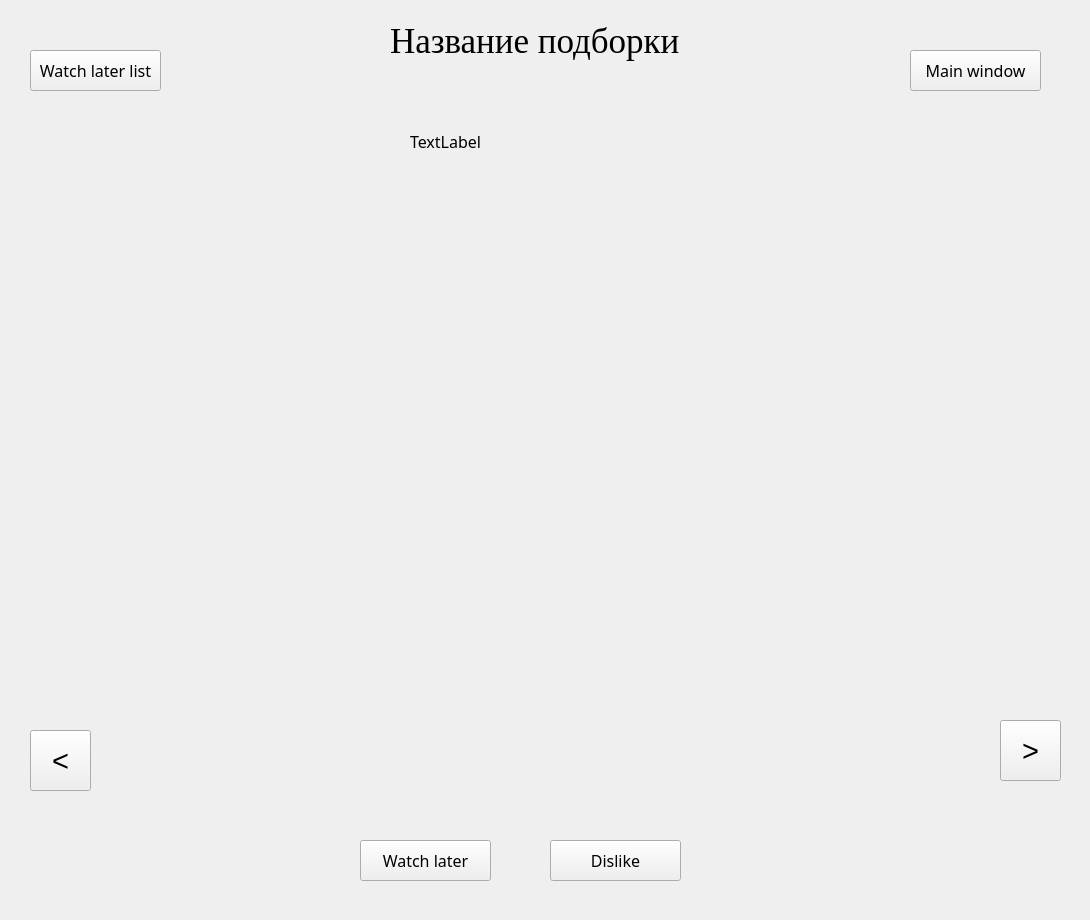
Before: the Qt Designer form ui/Podborka.ui in NLarinov/QTteka, drawn with Qt 5.
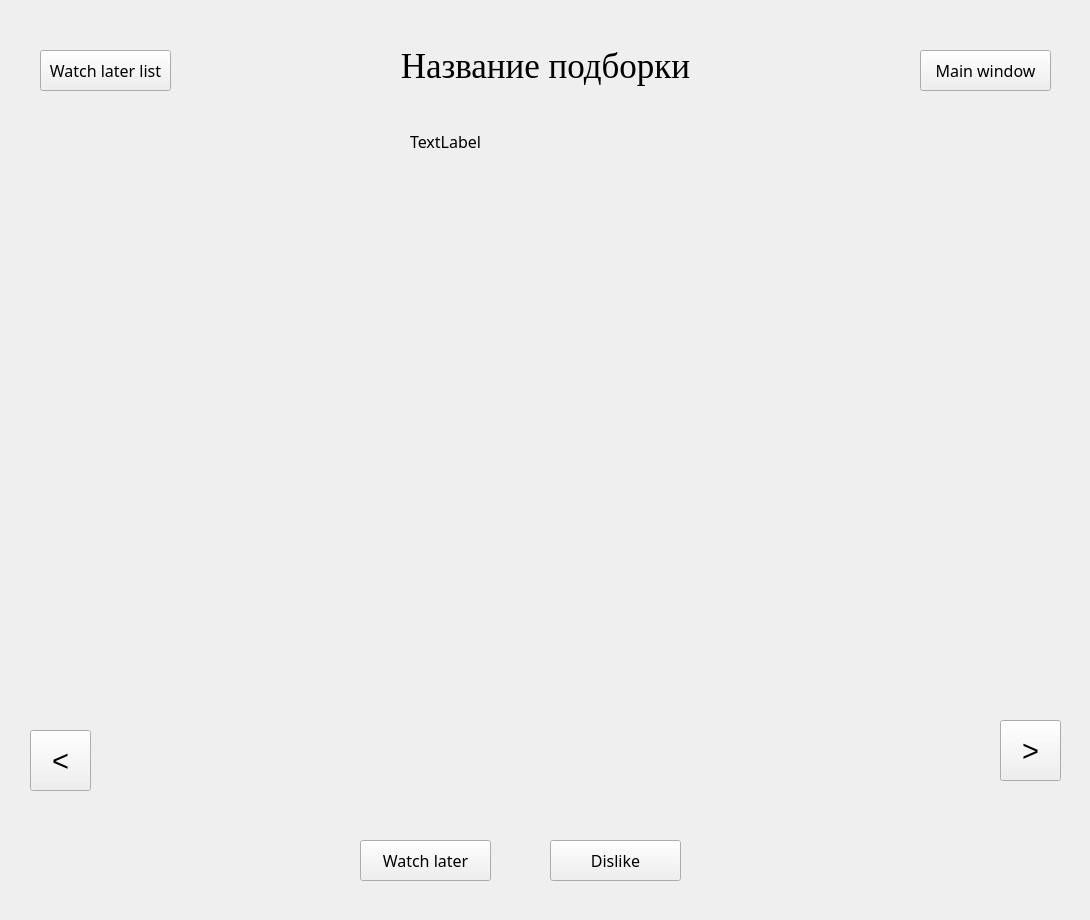
After: the same form once the commit is applied. Icons and pictures are not drawn.

Patch:
```diff
--- a/ui/Podborka.ui
+++ b/ui/Podborka.ui
@@ -55,10 +55,16 @@
     <rect>
      <x>410</x>
      <y>130</y>
-     <width>671</width>
-     <height>551</height>
+     <width>650</width>
+     <height>550</height>
     </rect>
    </property>
+   <property name="maximumSize">
+    <size>
+     <width>650</width>
+     <height>550</height>
+    </size>
+   </property>
    <property name="font">
     <font>
      <family>Lucida Bright</family>
@@ -111,10 +117,10 @@
   <widget class="QLabel" name="label_3">
    <property name="geometry">
     <rect>
-     <x>390</x>
-     <y>20</y>
-     <width>291</width>
-     <height>41</height>
+     <x>360</x>
+     <y>30</y>
+     <width>371</width>
+     <height>71</height>
     </rect>
    </property>
    <property name="font">
@@ -131,11 +137,14 @@
    <property name="text">
     <string>Название подборки</string>
    </property>
+   <property name="alignment">
+    <set>Qt::AlignCenter</set>
+   </property>
   </widget>
   <widget class="QPushButton" name="pushButton_5">
    <property name="geometry">
     <rect>
-     <x>910</x>
+     <x>920</x>
      <y>50</y>
      <width>131</width>
      <height>41</height>
@@ -157,7 +166,7 @@
    </property>
    <property name="geometry">
     <rect>
-     <x>30</x>
+     <x>40</x>
      <y>50</y>
      <width>131</width>
      <height>41</height>
```
Left out of the diff: 7 changed lines with no effect on the pictures.
